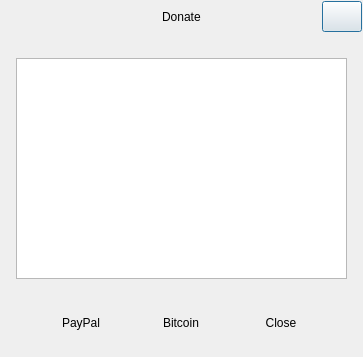
Before: the Qt Designer form app/donate.ui in CineEncoder/cine-encoder, drawn with Qt 5.
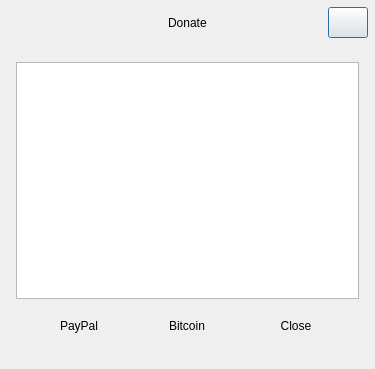
After: the same form once the commit is applied. Icons and pictures are not drawn.

```diff
--- a/app/donate.ui
+++ b/app/donate.ui
@@ -6,20 +6,20 @@
    <rect>
     <x>0</x>
     <y>0</y>
-    <width>363</width>
-    <height>357</height>
+    <width>375</width>
+    <height>369</height>
    </rect>
   </property>
   <property name="minimumSize">
    <size>
-    <width>363</width>
-    <height>357</height>
+    <width>375</width>
+    <height>369</height>
    </size>
   </property>
   <property name="maximumSize">
    <size>
-    <width>363</width>
-    <height>357</height>
+    <width>375</width>
+    <height>369</height>
    </size>
   </property>
   <property name="mouseTracking">
@@ -37,16 +37,16 @@
   </property>
   <layout class="QGridLayout" name="gridLayout">
    <property name="leftMargin">
-    <number>0</number>
+    <number>6</number>
    </property>
    <property name="topMargin">
-    <number>0</number>
+    <number>6</number>
    </property>
    <property name="rightMargin">
-    <number>0</number>
+    <number>6</number>
    </property>
    <property name="bottomMargin">
-    <number>0</number>
+    <number>6</number>
    </property>
    <property name="spacing">
     <number>0</number>
@@ -100,7 +100,7 @@
           <number>0</number>
          </property>
          <property name="bottomMargin">
-          <number>0</number>
+          <number>12</number>
          </property>
          <item row="0" column="0" colspan="2">
           <widget class="QFrame" name="frame_top">
@@ -269,52 +269,18 @@
            <property name="frameShadow">
             <enum>QFrame::Raised</enum>
            </property>
-           <widget class="QPushButton" name="buttonPayPal">
-            <property name="enabled">
-             <bool>true</bool>
+           <layout class="QGridLayout" name="gridLayout_4">
+            <property name="topMargin">
+             <number>18</number>
             </property>
-            <property name="geometry">
-             <rect>
-              <x>40</x>
-              <y>270</y>
-              <width>80</width>
-              <height>30</height>
-             </rect>
+            <property name="verticalSpacing">
+             <number>12</number>
             </property>
-            <property name="sizePolicy">
-             <sizepolicy hsizetype="Fixed" vsizetype="Fixed">
-              <horstretch>0</horstretch>
-              <verstretch>0</verstretch>
-             </sizepolicy>
-            </property>
-            <property name="minimumSize">
-             <size>
-              <width>80</width>
-              <height>30</height>
-             </size>
-            </property>
-            <property name="text">
-             <string>PayPal</string>
-            </property>
-            <property name="autoDefault">
-             <bool>false</bool>
-            </property>
-            <property name="flat">
-             <bool>true</bool>
-            </property>
-           </widget>
+            <item row="1" column="3">
            <widget class="QPushButton" name="buttonBitcoin">
             <property name="enabled">
              <bool>true</bool>
             </property>
-            <property name="geometry">
-             <rect>
-              <x>140</x>
-              <y>270</y>
-              <width>80</width>
-              <height>30</height>
-             </rect>
-            </property>
             <property name="sizePolicy">
              <sizepolicy hsizetype="Fixed" vsizetype="Fixed">
               <horstretch>0</horstretch>
@@ -337,18 +303,79 @@
              <bool>true</bool>
             </property>
            </widget>
+            </item>
+            <item row="1" column="2">
+             <spacer name="horizontalSpacer_3">
+              <property name="orientation">
+               <enum>Qt::Horizontal</enum>
+              </property>
+              <property name="sizeHint" stdset="0">
+               <size>
+                <width>40</width>
+                <height>20</height>
+               </size>
+              </property>
+             </spacer>
+            </item>
+            <item row="1" column="0">
+             <spacer name="horizontalSpacer_5">
+              <property name="orientation">
+               <enum>Qt::Horizontal</enum>
+              </property>
+              <property name="sizeHint" stdset="0">
+               <size>
+                <width>40</width>
+                <height>20</height>
+               </size>
+              </property>
+             </spacer>
+            </item>
+            <item row="1" column="4">
+             <spacer name="horizontalSpacer_4">
+              <property name="orientation">
+               <enum>Qt::Horizontal</enum>
+              </property>
+              <property name="sizeHint" stdset="0">
+               <size>
+                <width>40</width>
+                <height>20</height>
+               </size>
+              </property>
+             </spacer>
+            </item>
+            <item row="1" column="1">
+             <widget class="QPushButton" name="buttonPayPal">
+              <property name="enabled">
+               <bool>true</bool>
+              </property>
+              <property name="sizePolicy">
+               <sizepolicy hsizetype="Fixed" vsizetype="Fixed">
+                <horstretch>0</horstretch>
+                <verstretch>0</verstretch>
+               </sizepolicy>
+              </property>
+              <property name="minimumSize">
+               <size>
+                <width>80</width>
+                <height>30</height>
+               </size>
+              </property>
+              <property name="text">
+               <string>PayPal</string>
+              </property>
+              <property name="autoDefault">
+               <bool>false</bool>
+              </property>
+              <property name="flat">
+               <bool>true</bool>
+              </property>
+             </widget>
+            </item>
+            <item row="1" column="5">
            <widget class="QPushButton" name="buttonCancel">
             <property name="enabled">
              <bool>true</bool>
             </property>
-            <property name="geometry">
-             <rect>
-              <x>240</x>
-              <y>270</y>
-              <width>80</width>
-              <height>30</height>
-             </rect>
-            </property>
             <property name="sizePolicy">
              <sizepolicy hsizetype="Fixed" vsizetype="Fixed">
               <horstretch>0</horstretch>
@@ -371,23 +398,32 @@
              <bool>true</bool>
             </property>
            </widget>
+            </item>
+            <item row="1" column="6">
+             <spacer name="horizontalSpacer_6">
+              <property name="orientation">
+               <enum>Qt::Horizontal</enum>
+              </property>
+              <property name="sizeHint" stdset="0">
+               <size>
+                <width>40</width>
+                <height>20</height>
+               </size>
+              </property>
+             </spacer>
+            </item>
+            <item row="0" column="0" colspan="7">
            <widget class="QTextBrowser" name="textBrowser">
-            <property name="geometry">
-             <rect>
-              <x>15</x>
-              <y>20</y>
-              <width>331</width>
-              <height>221</height>
-             </rect>
-            </property>
             <property name="html">
              <string>&lt;!DOCTYPE HTML PUBLIC &quot;-//W3C//DTD HTML 4.0//EN&quot; &quot;http://www.w3.org/TR/REC-html40/strict.dtd&quot;&gt;
-&lt;html&gt;&lt;head&gt;&lt;meta name=&quot;qrichtext&quot; content=&quot;1&quot; /&gt;&lt;style type=&quot;text/css&quot;&gt;
+&lt;html&gt;&lt;head&gt;&lt;meta name=&quot;qrichtext&quot; content=&quot;1&quot; /&gt;&lt;meta charset=&quot;utf-8&quot; /&gt;&lt;style type=&quot;text/css&quot;&gt;
 p, li { white-space: pre-wrap; }
-&lt;/style&gt;&lt;/head&gt;&lt;body style=&quot; font-family:'MS Shell Dlg 2'; font-size:8.25pt; font-weight:400; font-style:normal;&quot;&gt;
+&lt;/style&gt;&lt;/head&gt;&lt;body style=&quot; font-family:'Sans Serif'; font-size:9pt; font-weight:400; font-style:normal;&quot;&gt;
 &lt;p style=&quot;-qt-paragraph-type:empty; margin-top:0px; margin-bottom:0px; margin-left:0px; margin-right:0px; -qt-block-indent:0; text-indent:0px; font-family:'Cantarell'; font-size:10pt;&quot;&gt;&lt;br /&gt;&lt;/p&gt;&lt;/body&gt;&lt;/html&gt;</string>
             </property>
            </widget>
+            </item>
+           </layout>
           </widget>
          </item>
         </layout>
```
Lines whose indentation alone changed are shown as unchanged.
